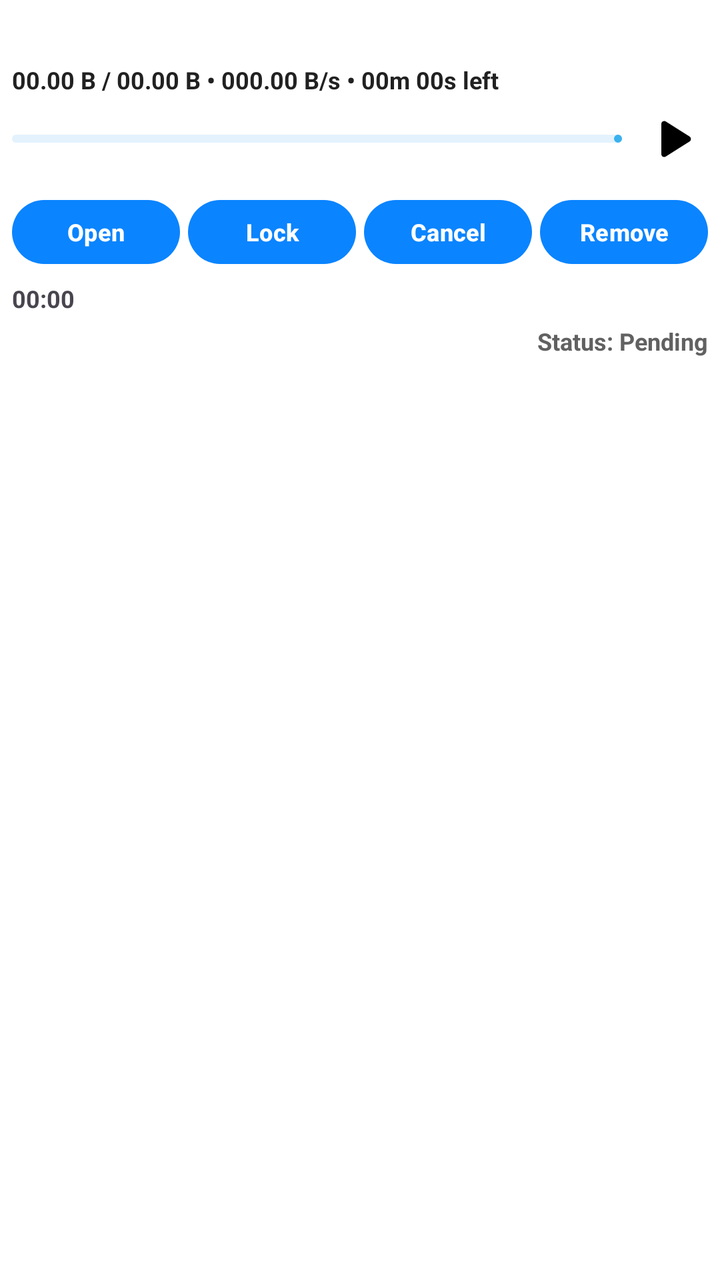
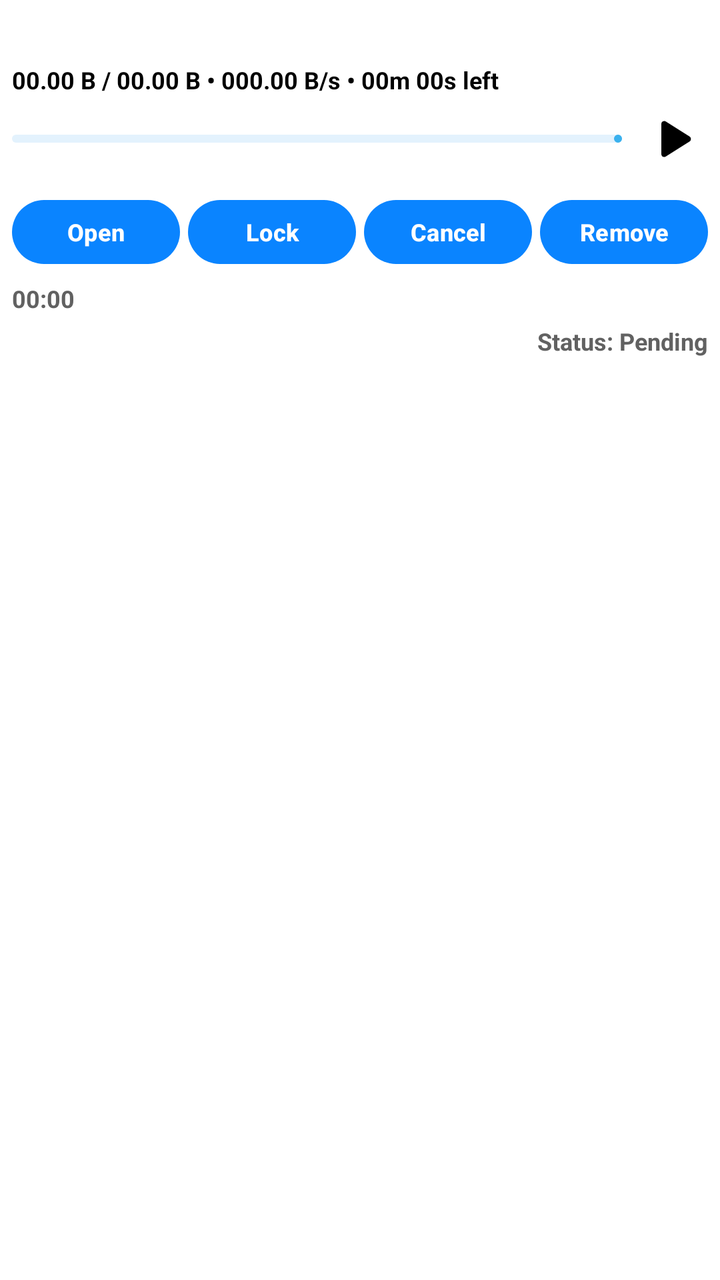

Screens rendered from an Android XML layout before and after an edit, with the pre-edit source and the edit as a unified diff.
<!-- AndroidManifest.xml: application theme Theme.SimpleDownloader -->
<!-- res/layout/item_layout.xml -->
<LinearLayout
	xmlns:android="http://schemas.android.com/apk/res/android"
	xmlns:app="http://schemas.android.com/apk/res-auto"
	xmlns:tools="http://schemas.android.com/tools"
	android:layout_width="match_parent"
	android:layout_height="wrap_content"
	android:orientation="vertical">
	<LinearLayout
		android:id="@+id/itemLinear"
		android:layout_width="match_parent"
		android:layout_height="wrap_content"
		android:layout_marginTop="8dp"
		android:layout_marginBottom="8dp"
		android:padding="6dp"
		android:orientation="vertical">
		<TextView
			android:id="@+id/txtFileName"
			android:layout_width="match_parent"
			android:layout_height="wrap_content"
			android:layout_marginBottom="3dp"
			android:textSize="11sp"
			android:textStyle="bold"
			android:textColor="#616161"
			android:ellipsize="end"
			android:maxLines="1"
			android:focusable="false" />
		<TextView
			android:id="@+id/txtProgress"
			android:layout_width="match_parent"
			android:layout_height="wrap_content"
			android:text="00.00 B / 00.00 B • 000.00 B/s • 00m 00s left"
			android:textSize="12sp"
			android:textStyle="bold"
			android:textColor="#212121"
			android:maxLines="1"
			android:ellipsize="end"
			android:focusable="false" />
		<LinearLayout
			android:id="@+id/linearProgress"
			android:layout_width="match_parent"
			android:layout_height="wrap_content"
			android:layout_marginTop="4dp"
			android:layout_marginBottom="5dp"
			android:gravity="center_vertical"
			android:orientation="horizontal">
			<com.google.android.material.progressindicator.LinearProgressIndicator
				android:id="@+id/progressBar"
				android:layout_width="0dp"
				android:layout_height="10dp"
				android:layout_weight="1"
				android:focusable="false"
				app:indicatorColor="@color/md_theme_secondary" />
			<ImageView
				android:id="@+id/iconPauseResume"
				android:layout_width="35dp"
				android:layout_height="35dp"
				android:src="@drawable/icon_play_arrow_round"
				android:scaleType="centerInside"
				android:layout_marginStart="8dp"
				android:focusable="false"
				android:tint="#000000" />
		</LinearLayout>
		<LinearLayout
			android:id="@+id/linearButtons"
			android:layout_width="match_parent"
			android:layout_height="wrap_content"
			android:layout_marginTop="2dp"
			android:paddingTop="2dp"
			android:paddingBottom="2dp"
			android:gravity="center_vertical"
			android:orientation="horizontal">
			<com.google.android.material.button.MaterialButton
				android:id="@+id/btnOpen"
				android:layout_width="wrap_content"
				android:layout_height="40dp"
				android:paddingLeft="8dp"
				android:paddingRight="8dp"
				android:gravity="center_horizontal|center_vertical"
				android:text="Open"
				android:textSize="12sp"
				android:textStyle="bold"
				android:layout_weight="1"
				android:layout_marginEnd="4dp" />
			<com.google.android.material.button.MaterialButton
				android:id="@+id/btnLock"
				android:layout_width="wrap_content"
				android:layout_height="40dp"
				android:paddingLeft="8dp"
				android:paddingRight="8dp"
				android:gravity="center_horizontal|center_vertical"
				android:text="Lock"
				android:textSize="12sp"
				android:textStyle="bold"
				android:layout_weight="1"
				android:layout_marginEnd="4dp" />
			<com.google.android.material.button.MaterialButton
				android:id="@+id/btnCancel"
				android:layout_width="wrap_content"
				android:layout_height="40dp"
				android:paddingLeft="8dp"
				android:paddingRight="8dp"
				android:gravity="center_horizontal|center_vertical"
				android:text="Cancel"
				android:textSize="12sp"
				android:textStyle="bold"
				android:layout_weight="1"
				android:layout_marginEnd="4dp" />
			<com.google.android.material.button.MaterialButton
				android:id="@+id/btnRemove"
				android:layout_width="wrap_content"
				android:layout_height="40dp"
				android:paddingLeft="8dp"
				android:paddingRight="8dp"
				android:gravity="center_horizontal|center_vertical"
				android:text="Remove"
				android:textSize="12sp"
				android:textStyle="bold"
				android:layout_weight="1" />
		</LinearLayout>
		<TextView
			android:id="@+id/txtTime"
			android:layout_width="wrap_content"
			android:layout_height="wrap_content"
			android:layout_marginTop="3dp"
			android:text="00:00"
			android:textSize="12sp"
			android:textStyle="bold"
			android:layout_gravity="left"
			android:focusable="false" />
		<TextView
			android:id="@+id/txtStatus"
			android:layout_width="wrap_content"
			android:layout_height="wrap_content"
			android:layout_marginTop="5dp"
			android:text="Status: Pending"
			android:textSize="12sp"
			android:textStyle="bold"
			android:textColor="#616161"
			android:layout_gravity="right"
			android:focusable="false" />
	</LinearLayout>
</LinearLayout>
<!-- resources referenced by this layout -->
<resources>
  <color name="md_theme_secondary">#3AB1EE</color>
  <!-- drawable icon_play_arrow_round (drawable-xhdpi) -->
  <?xml version='1.0' encoding='UTF-8' standalone='yes' ?>
  <vector xmlns:android="http://schemas.android.com/apk/res/android" android:width="48dp" android:height="48dp" android:viewportWidth="24.0" android:viewportHeight="24.0"><path android:pathData="M8 6.82v10.36c0 .79.87 1.27 1.54.84l8.14-5.18a1 1 0 0 0 0-1.69L9.54 5.98A.998.998 0 0 0 8 6.82z" android:fillColor="#000000" /></vector>
  <style name="Theme.SimpleDownloader" parent="Theme.Material3.DayNight.NoActionBar">
          <item name="android:statusBarColor">@color/md_theme_background</item>
          <item name="android:navigationBarColor">@color/md_theme_background</item>
          <item name="android:windowLightStatusBar">?attr/isLightTheme</item>
          <item name="android:windowLightNavigationBar">?attr/isLightTheme</item>
          <item name="colorPrimary">@color/md_theme_primary</item>
          <item name="colorOnPrimary">@color/md_theme_on_primary</item>
          <item name="colorSecondary">@color/md_theme_secondary</item>
          <item name="colorSecondaryContainer">@color/md_theme_primary_faded</item>
          <item name="colorTertiary">@color/md_theme_tertiary</item>
          <item name="android:colorBackground">@color/md_theme_background</item>
          <item name="colorSurface">@color/md_theme_surface</item>
          <item name="android:statusBarColor">@color/md_theme_background</item>
          <item name="android:navigationBarColor">@color/md_theme_background</item>
      </style>
  <color name="md_theme_background">#FFFFFF</color>
  <color name="md_theme_primary">#0A84FF</color>
  <color name="md_theme_on_primary">#FFFFFF</color>
  <color name="md_theme_primary_faded">#E3F2FD</color>
  <color name="md_theme_tertiary">#00C2FF</color>
  <color name="md_theme_surface">#FFFFFF</color>
</resources>

<!-- the commit's change to res/layout/item_layout.xml (unified diff, before → after) -->
@@ -20,7 +20,7 @@
 			android:layout_marginBottom="3dp"
 			android:textSize="11sp"
 			android:textStyle="bold"
-			android:textColor="#616161"
+			android:textColor="@color/app_text_secondary"
 			android:ellipsize="end"
 			android:maxLines="1"
 			android:focusable="false" />
@@ -31,7 +31,7 @@
 			android:text="00.00 B / 00.00 B • 000.00 B/s • 00m 00s left"
 			android:textSize="12sp"
 			android:textStyle="bold"
-			android:textColor="#212121"
+			android:textColor="@color/app_text"
 			android:maxLines="1"
 			android:ellipsize="end"
 			android:focusable="false" />
@@ -58,7 +58,7 @@
 				android:scaleType="centerInside"
 				android:layout_marginStart="8dp"
 				android:focusable="false"
-				android:tint="#000000" />
+				android:tint="@color/app_text" />
 		</LinearLayout>
 		<LinearLayout
 			android:id="@+id/linearButtons"
@@ -79,6 +79,7 @@
 				android:text="Open"
 				android:textSize="12sp"
 				android:textStyle="bold"
+                android:textColor="#FFFFFF"
 				android:layout_weight="1"
 				android:layout_marginEnd="4dp" />
 			<com.google.android.material.button.MaterialButton
@@ -91,6 +92,7 @@
 				android:text="Lock"
 				android:textSize="12sp"
 				android:textStyle="bold"
+                android:textColor="#FFFFFF"
 				android:layout_weight="1"
 				android:layout_marginEnd="4dp" />
 			<com.google.android.material.button.MaterialButton
@@ -103,6 +105,7 @@
 				android:text="Cancel"
 				android:textSize="12sp"
 				android:textStyle="bold"
+                android:textColor="#FFFFFF"
 				android:layout_weight="1"
 				android:layout_marginEnd="4dp" />
 			<com.google.android.material.button.MaterialButton
@@ -115,6 +118,7 @@
 				android:text="Remove"
 				android:textSize="12sp"
 				android:textStyle="bold"
+                android:textColor="#FFFFFF"
 				android:layout_weight="1" />
 		</LinearLayout>
 		<TextView
@@ -122,6 +126,7 @@
 			android:layout_width="wrap_content"
 			android:layout_height="wrap_content"
 			android:layout_marginTop="3dp"
+            android:textColor="@color/app_text_secondary"
 			android:text="00:00"
 			android:textSize="12sp"
 			android:textStyle="bold"
@@ -135,7 +140,7 @@
 			android:text="Status: Pending"
 			android:textSize="12sp"
 			android:textStyle="bold"
-			android:textColor="#616161"
+			android:textColor="@color/app_text_secondary"
 			android:layout_gravity="right"
 			android:focusable="false" />
 	</LinearLayout>
<!-- resource entries referenced after the edit -->
@@ -1,5 +1,7 @@
 <!-- resources referenced by this layout -->
 <resources>
+  <color name="app_text">#000000</color>
+  <color name="app_text_secondary">#616161</color>
   <color name="md_theme_secondary">#3AB1EE</color>
   <!-- drawable icon_play_arrow_round (drawable-xhdpi) -->
   <?xml version='1.0' encoding='UTF-8' standalone='yes' ?>
